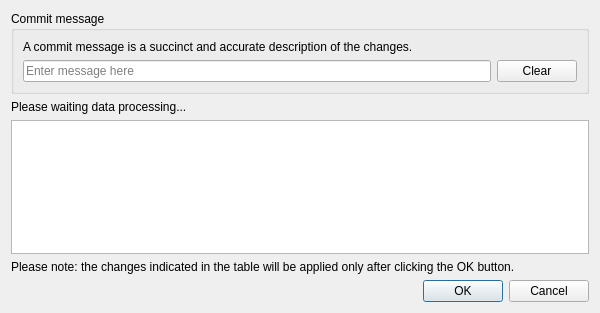
First picture: the form in CdbsModules/cadbase_library_upload.ui, repository mnnxp/cadbaselibrary-freecad, before the edit.
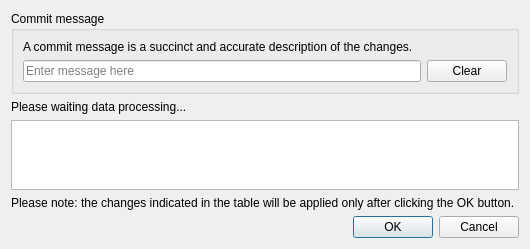
Second picture: the form after the edit.

Commit message: change widget geometry

```diff
--- a/CdbsModules/cadbase_library_upload.ui
+++ b/CdbsModules/cadbase_library_upload.ui
@@ -6,8 +6,8 @@
    <rect>
     <x>0</x>
     <y>0</y>
-    <width>600</width>
-    <height>313</height>
+    <width>530</width>
+    <height>200</height>
    </rect>
   </property>
   <property name="windowTitle">
```
